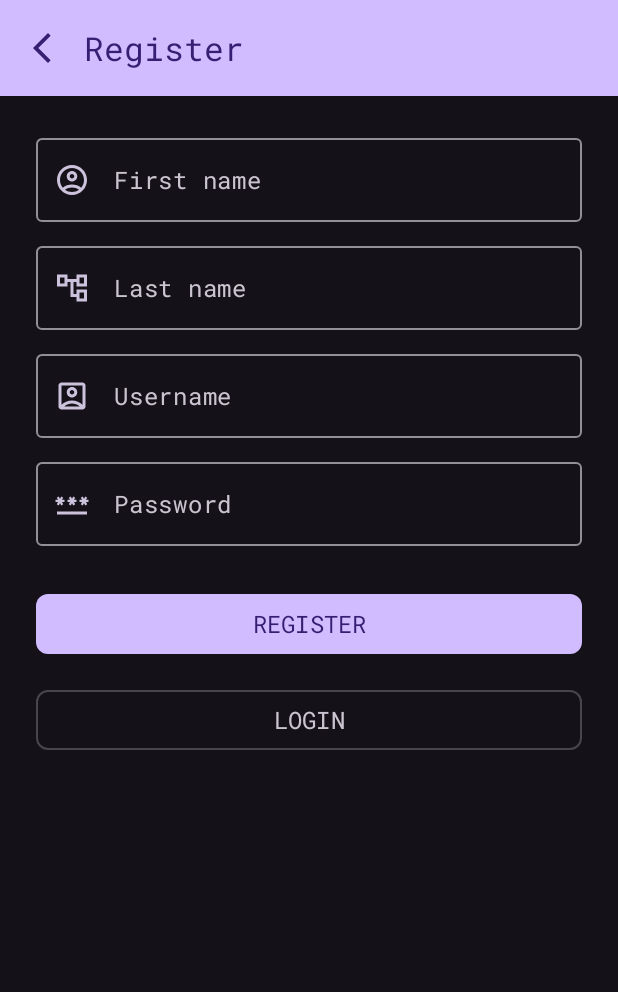
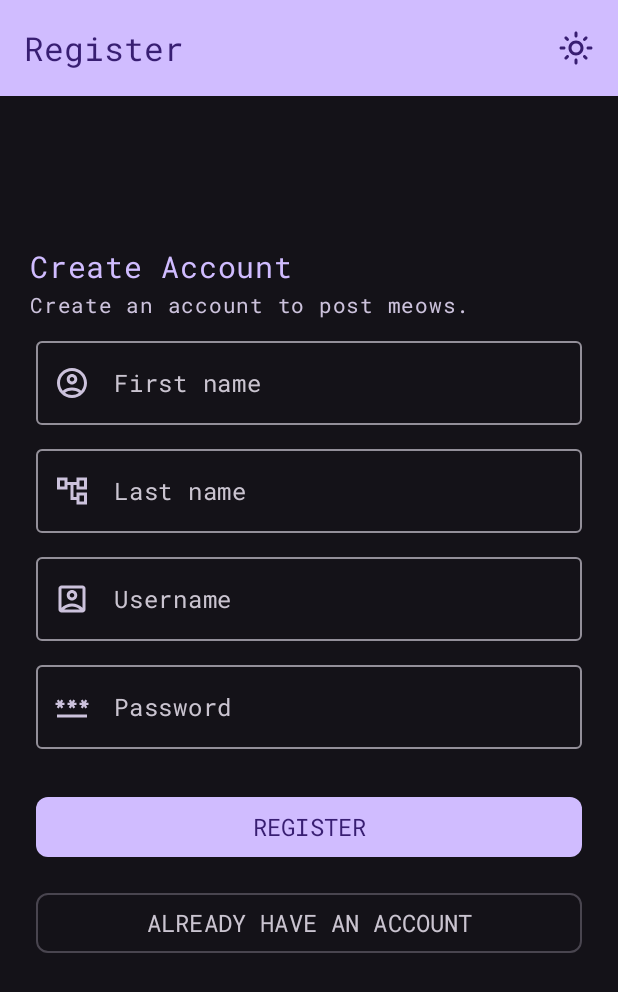
Before and after one commit to ralphmarondev/Mewzi, an Android app built with Jetpack Compose: the RegisterScreen screen opened through its navigation route, on a phone screen of 412 x 824 dp. Shown: the top 992 px of the screen. Run offline under Robolectric (Android 15) with nearby library versions, the light colour scheme and no system bars; pictures from the network do not load.

Commit message:
[android] updated LoginScreen and RegisterScreen ui

```diff
--- a/android/app/src/main/java/com/ralphmarondev/mewzi/features/auth/presentation/register/RegisterScreen.kt
+++ b/android/app/src/main/java/com/ralphmarondev/mewzi/features/auth/presentation/register/RegisterScreen.kt
@@ -1,5 +1,7 @@
 package com.ralphmarondev.mewzi.features.auth.presentation.register
 
+import androidx.compose.foundation.isSystemInDarkTheme
+import androidx.compose.foundation.layout.Arrangement
 import androidx.compose.foundation.layout.PaddingValues
 import androidx.compose.foundation.layout.Spacer
 import androidx.compose.foundation.layout.fillMaxSize
@@ -14,7 +16,8 @@ import androidx.compose.material.icons.Icons
 import androidx.compose.material.icons.outlined.AccountBox
 import androidx.compose.material.icons.outlined.AccountCircle
 import androidx.compose.material.icons.outlined.AccountTree
-import androidx.compose.material.icons.outlined.ArrowBackIosNew
+import androidx.compose.material.icons.outlined.DarkMode
+import androidx.compose.material.icons.outlined.LightMode
 import androidx.compose.material.icons.outlined.Password
 import androidx.compose.material3.Button
 import androidx.compose.material3.ExperimentalMaterial3Api
@@ -37,9 +40,12 @@ import androidx.compose.ui.platform.LocalFocusManager
 import androidx.compose.ui.text.font.FontWeight
 import androidx.compose.ui.text.input.ImeAction
 import androidx.compose.ui.text.style.TextAlign
+import androidx.compose.ui.text.style.TextOverflow
 import androidx.compose.ui.unit.dp
 import androidx.compose.ui.unit.sp
 import com.ralphmarondev.mewzi.core.presentation.KeyboardAwareSnackbarHost
+import com.ralphmarondev.mewzi.core.util.LocalThemeState
+import com.ralphmarondev.mewzi.core.util.StatusBarStyle
 import com.ralphmarondev.mewzi.features.auth.presentation.components.NormalTextField
 import com.ralphmarondev.mewzi.features.auth.presentation.components.PasswordTextField
 import org.koin.androidx.compose.koinViewModel
@@ -47,7 +53,8 @@ import org.koin.androidx.compose.koinViewModel
 @OptIn(ExperimentalMaterial3Api::class)
 @Composable
 fun RegisterScreen(
-    navigateBack: () -> Unit
+    navigateToLogin: () -> Unit,
+    navigateToHome: () -> Unit
 ) {
     val viewModel: RegisterViewModel = koinViewModel()
     val firstName = viewModel.firstName.collectAsState().value
@@ -56,13 +63,17 @@ fun RegisterScreen(
     val password = viewModel.password.collectAsState().value
     val response = viewModel.response.collectAsState().value
 
+    val themeState = LocalThemeState.current
     val focusManager = LocalFocusManager.current
     val snackbarState = remember { SnackbarHostState() }
+
+    val darkTheme = isSystemInDarkTheme()
+    StatusBarStyle(darkTheme)
 
     LaunchedEffect(response) {
         response?.let {
             if (it.success) {
-                navigateBack()
+                navigateToHome()
             } else {
                 snackbarState.showSnackbar(it.message)
             }
@@ -77,20 +88,25 @@ fun RegisterScreen(
                         text = "Register"
                     )
                 },
-                navigationIcon = {
+                actions = {
                     IconButton(
-                        onClick = navigateBack
+                        onClick = themeState::toggleTheme
                     ) {
+                        val imageVector = if (themeState.darkTheme.value) {
+                            Icons.Outlined.LightMode
+                        } else {
+                            Icons.Outlined.DarkMode
+                        }
                         Icon(
-                            imageVector = Icons.Outlined.ArrowBackIosNew,
-                            contentDescription = "Navigate back"
+                            imageVector = imageVector,
+                            contentDescription = "Theme switcher"
                         )
                     }
                 },
                 colors = TopAppBarDefaults.topAppBarColors(
                     containerColor = MaterialTheme.colorScheme.primary,
                     titleContentColor = MaterialTheme.colorScheme.onPrimary,
-                    navigationIconContentColor = MaterialTheme.colorScheme.onPrimary
+                    actionIconContentColor = MaterialTheme.colorScheme.onPrimary
                 )
             )
         },
@@ -102,9 +118,29 @@ fun RegisterScreen(
             modifier = Modifier
                 .fillMaxSize()
                 .padding(innerPadding),
-            contentPadding = PaddingValues(16.dp)
+            contentPadding = PaddingValues(16.dp),
+            verticalArrangement = Arrangement.Center
         ) {
             item {
+                Spacer(modifier = Modifier.height(24.dp))
+                Text(
+                    text = "Create Account",
+                    fontSize = 20.sp,
+                    fontWeight = FontWeight.W500,
+                    maxLines = 1,
+                    overflow = TextOverflow.Ellipsis,
+                    color = MaterialTheme.colorScheme.primary,
+                    modifier = Modifier.padding(start = 4.dp)
+                )
+                Text(
+                    text = "Create an account to post meows. ",
+                    fontSize = 14.sp,
+                    fontWeight = FontWeight.W400,
+                    maxLines = 2,
+                    overflow = TextOverflow.Ellipsis,
+                    color = MaterialTheme.colorScheme.secondary,
+                    modifier = Modifier.padding(start = 4.dp)
+                )
                 NormalTextField(
                     value = firstName,
                     onValueChange = viewModel::onFirstNameValueChange,
@@ -192,20 +228,21 @@ fun RegisterScreen(
                     )
                 }
                 OutlinedButton(
-                    onClick = navigateBack,
+                    onClick = navigateToLogin,
                     modifier = Modifier
                         .fillMaxWidth()
                         .padding(8.dp),
                     shape = RoundedCornerShape(8.dp)
                 ) {
                     Text(
-                        text = "LOGIN",
+                        text = "ALREADY HAVE AN ACCOUNT",
                         textAlign = TextAlign.Center,
                         fontWeight = FontWeight.W500,
                         fontSize = 16.sp
                     )
                 }
             }
+            item { Spacer(modifier = Modifier.height(100.dp)) }
         }
     }
 }
--- a/android/app/src/main/java/com/ralphmarondev/mewzi/features/feed/presentation/FeedViewModel.kt
+++ b/android/app/src/main/java/com/ralphmarondev/mewzi/features/feed/presentation/FeedViewModel.kt
@@ -27,6 +27,7 @@ class FeedViewModel(
 
     private fun startPolling() {
         viewModelScope.launch {
+            if (!preferences.isFirstLaunch()) {
                 try {
                     val username = preferences.getUsername()
                     val password = preferences.getUsername()
@@ -41,6 +42,7 @@ class FeedViewModel(
                 } catch (e: Exception) {
                     Log.e("App", "Error getting token: ${e.message}")
                     return@launch
+                }
             }
 
             while (true) {
--- a/android/app/src/main/java/com/ralphmarondev/mewzi/features/onboarding/presentation/OnboardingScreen.kt
+++ b/android/app/src/main/java/com/ralphmarondev/mewzi/features/onboarding/presentation/OnboardingScreen.kt
@@ -80,7 +80,7 @@ fun OnboardingScreen(
                     onClick = navigateToLogin,
                     modifier = Modifier
                         .fillMaxWidth()
-                        .padding(horizontal = 16.dp),
+                        .padding(horizontal = 8.dp),
                     shape = RoundedCornerShape(8.dp)
                 ) {
                     Text(
@@ -93,7 +93,7 @@ fun OnboardingScreen(
                     onClick = navigateToRegister,
                     modifier = Modifier
                         .fillMaxWidth()
-                        .padding(horizontal = 16.dp),
+                        .padding(horizontal = 8.dp),
                     shape = RoundedCornerShape(8.dp)
                 ) {
                     Text(
--- a/android/app/src/main/java/com/ralphmarondev/mewzi/navigation/AppNavigation.kt
+++ b/android/app/src/main/java/com/ralphmarondev/mewzi/navigation/AppNavigation.kt
@@ -67,8 +67,17 @@ fun AppNavigation(
             }
             composable<Routes.Register> {
                 RegisterScreen(
-                    navigateBack = {
-                        navController.navigateUp()
+                    navigateToLogin = {
+                        navController.navigate(Routes.Login) {
+                            launchSingleTop = true
+                        }
+                    },
+                    navigateToHome = {
+                        navController.navigate(Routes.Home) {
+                            popUpTo(0) { inclusive = true }
+                            launchSingleTop = true
+                            preferences.setFirstLaunch()
+                        }
                     }
                 )
             }
```
Also changed, not shown: android/app/src/main/java/com/ralphmarondev/mewzi/features/auth/presentation/login/LoginScreen.kt (+28 -34 lines). Lines whose indentation alone changed are shown as unchanged.
